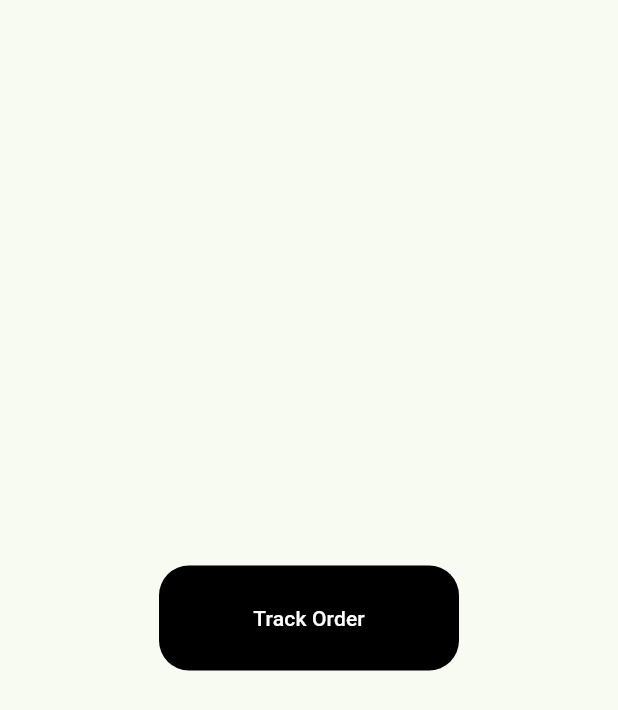
After one commit to nikkieke/rive_flutter, a Flutter app: the screen it shows after launch, in the side drawer, after a tap on "Delivery tracker", on a phone screen of 412 x 824 dp. The commit adds this screen. Shown: the top 710 px of the screen. Run offline on Flutter 3.47's test engine with Material 3 defaults, Android fonts, the phone set to English and light mode, and no system bars; our stand-ins replace easy_refresh, flutter_svg, rive.

Commit message:
add delivery screen

```diff
--- /dev/null
+++ b/lib/screens/delivery/delivery.dart
@@ -0,0 +1 @@
+export'screen/delivery.dart';
--- /dev/null
+++ b/lib/screens/delivery/screen/delivery.dart
@@ -0,0 +1,75 @@
+import'package:flutter/material.dart';
+import 'package:rive/rive.dart';
+
+class DeliveryScreen extends StatefulWidget {
+  const DeliveryScreen({super.key});
+
+  @override
+  State<DeliveryScreen> createState() => _DeliveryScreenState();
+}
+
+class _DeliveryScreenState extends State<DeliveryScreen> {
+  /// rive controller and input values
+  StateMachineController? controller;
+  SMINumber? state;
+  SMITrigger? isPressed;
+
+  @override
+  Widget build(BuildContext context) {
+    return  Scaffold(
+      body: Center(
+        child: TextButton(
+          onPressed: (){
+      showModalBottomSheet(
+        context: context,
+        builder: (BuildContext context) {
+          return Container(
+            alignment: Alignment.topCenter,
+            height: 200,
+            color: Colors.black12,
+            width: double.maxFinite,
+            child: GestureDetector(
+              onTap: (){
+                isPressed?.fire();
+              },
+              child: SizedBox(
+                height: 150,
+                child: RiveAnimation.asset(
+                'assets/rive_assets/delivery_demo.riv',
+                fit: BoxFit.cover,
+                  stateMachines: const ["State Machine 1"],
+                  artboard: 'DeliveryDemo',
+                  onInit: (artboard) {
+                    controller = StateMachineController.fromArtboard(
+                      artboard,
+                      "State Machine 1",
+                    );
+                    controller?.isActive = false;
+                    if (controller == null) return;
+                    artboard.addController(controller!);
+                    state = controller!.findInput<double>('State') as SMINumber;
+                    isPressed = controller!.findInput<bool>('isPressed')as SMITrigger;
+                  },
+                ),
+              ),
+            )
+          );
+        },
+      );
+
+          },
+          child: Container(
+            alignment: Alignment.center,
+            height: 70,
+            width: 200,
+            decoration: const BoxDecoration(
+              color: Colors.black,
+              borderRadius: BorderRadius.all(Radius.circular(20)),
+            ),
+            child: const Text('Track Order', style: TextStyle(color: Colors.white),),
+          ),
+        ),
+      ),
+    );
+  }
+}
--- a/lib/screens/home/home.dart
+++ b/lib/screens/home/home.dart
@@ -52,6 +52,15 @@ class SideDrawer extends StatelessWidget {
                       }
                   ),
 
+                  ListTile(
+                      leading: const Icon(Icons.arrow_drop_down_circle_outlined),
+                      title: const Text("Delivery tracker",style: TextStyle(
+                          color: Colors.white,  fontSize: 15)),
+                      onTap: (){
+                        Navigator.push(context, MaterialPageRoute(builder:(context)=> const DeliveryScreen()));
+                      }
+                  ),
+
                 ]
             )
         )
--- a/lib/screens/screens.dart
+++ b/lib/screens/screens.dart
@@ -2,3 +2,4 @@ export 'archery/archery.dart';
 export 'home/home.dart';
 export 'tree_planting/tree_planting.dart';
 export 'bottom_nav/bottom_nav.dart';
+export 'delivery/delivery.dart';
```
